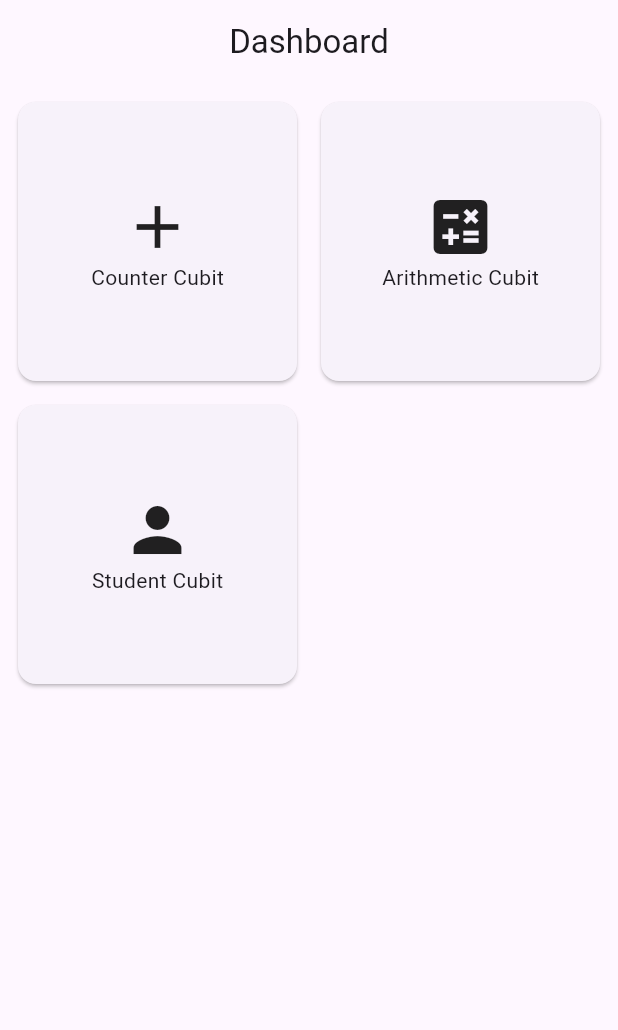
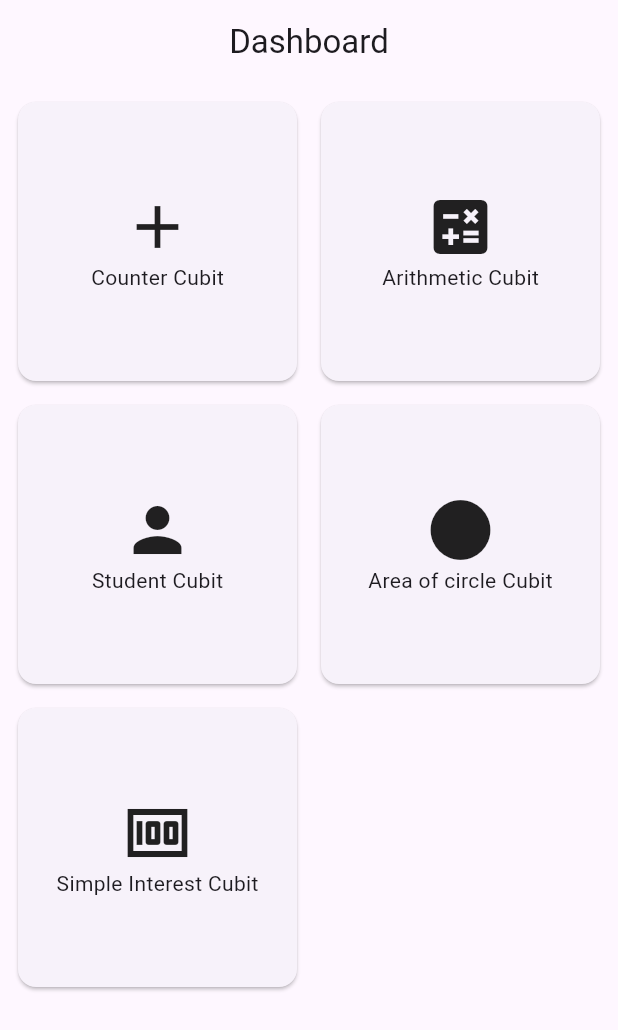
Before and after one commit to sujina21/Bloc_starter, a Flutter app: the screen it shows after launch, on a phone screen of 412 x 824 dp. Shown: the top 1030 px of the screen. Run offline on Flutter 3.47's test engine with Material 3 defaults, Android fonts, the phone set to English and light mode, and no system bars; our stand-ins replace equatable, flutter_bloc.

Commit message:
added area of circle and simple interest

```diff
--- a/lib/app.dart
+++ b/lib/app.dart
@@ -1,6 +1,8 @@
+import 'package:bloc_test/cubit/area_of_circle_cubit.dart';
 import 'package:bloc_test/cubit/arithmetic_cubit.dart';
 import 'package:bloc_test/cubit/counter_cubit.dart';
 import 'package:bloc_test/cubit/dashboard_cubit.dart';
+import 'package:bloc_test/cubit/simple_interest_cubit.dart';
 import 'package:bloc_test/cubit/student_cubit.dart';
 import 'package:bloc_test/view/dashboard_view.dart';
 import 'package:flutter/material.dart';
@@ -16,11 +18,15 @@ class App extends StatelessWidget {
           BlocProvider(create: (context) => CounterCubit()),
           BlocProvider(create: (context) => ArithmeticCubit()),
           BlocProvider(create: (context) => StudentCubit()),
+          BlocProvider(create: (context) => AreaOfCircleCubit()),
+          BlocProvider(create: (context) => SimpleInterestCubit()),
           BlocProvider(
             create: (context) => DashboardCubit(
               context.read<CounterCubit>(),
               context.read<ArithmeticCubit>(),
               context.read<StudentCubit>(),
+              context.read<AreaOfCircleCubit>(),
+              context.read<SimpleInterestCubit>(),
             ),
           )
         ],
@@ -29,5 +35,12 @@ class App extends StatelessWidget {
           title: 'Flutter BloC',
           home: DashboardView(),
         ));
+
+    // return BlocProvider(
+    //   create: (context) => SimpleInterestCubit(),
+    //   child: MaterialApp(
+    //     home: SimpleInterestView(),
+    //   ),
+    // );
   }
 }
--- /dev/null
+++ b/lib/cubit/area_of_circle_cubit.dart
@@ -0,0 +1,9 @@
+import 'package:flutter_bloc/flutter_bloc.dart';
+
+class AreaOfCircleCubit extends Cubit<double> {
+  AreaOfCircleCubit() : super(0);
+
+  void calculateArea(double radius) {
+    emit(3.14 * radius * radius);
+  }
+}
--- a/lib/cubit/dashboard_cubit.dart
+++ b/lib/cubit/dashboard_cubit.dart
@@ -1,8 +1,12 @@
+import 'package:bloc_test/cubit/area_of_circle_cubit.dart';
 import 'package:bloc_test/cubit/arithmetic_cubit.dart';
 import 'package:bloc_test/cubit/counter_cubit.dart';
+import 'package:bloc_test/cubit/simple_interest_cubit.dart';
 import 'package:bloc_test/cubit/student_cubit.dart';
-import 'package:bloc_test/view/arithmetic_cubit_view.dart';
+import 'package:bloc_test/view/area_of_circle_view.dart';
+import 'package:bloc_test/view/arithemetic_cubit_view.dart';
 import 'package:bloc_test/view/counter_cubit_view.dart';
+import 'package:bloc_test/view/simple_interest_view.dart';
 import 'package:bloc_test/view/student_cubit_view.dart';
 import 'package:flutter/material.dart';
 import 'package:flutter_bloc/flutter_bloc.dart';
@@ -12,11 +16,15 @@ class DashboardCubit extends Cubit<void> {
     this._counterCubit,
     this._arithmeticCubit,
     this._studentCubit,
+    this._areaOfCircleCubit,
+    this._interestCubit,
   ) : super(null);
 
   final CounterCubit _counterCubit;
   final ArithmeticCubit _arithmeticCubit;
   final StudentCubit _studentCubit;
+  final AreaOfCircleCubit _areaOfCircleCubit;
+  final SimpleInterestCubit _interestCubit;
 
   void openCounterView(BuildContext context) {
     Navigator.push(
@@ -43,6 +51,23 @@ class DashboardCubit extends Cubit<void> {
         builder: (_) => StudentCubitView(),
       ),
     );
+  }
 
+  void openAreaOfCircleView(BuildContext context) {
+    Navigator.push(
+      context,
+      MaterialPageRoute(
+        builder: (_) => AreaOfCircleView(),
+      ),
+    );
+  }
+
+  void openSimpleInterestView(BuildContext context) {
+    Navigator.push(
+      context,
+      MaterialPageRoute(
+        builder: (_) => SimpleInterestView(),
+      ),
+    );
   }
 }
--- /dev/null
+++ b/lib/cubit/simple_interest_cubit.dart
@@ -0,0 +1,9 @@
+import 'package:flutter_bloc/flutter_bloc.dart';
+
+class SimpleInterestCubit extends Cubit<double> {
+  SimpleInterestCubit() : super(0);
+
+  void calculateInterest(double principal, double rate, double time) {
+    emit((principal * rate * time) / 100);
+  }
+}
--- a/lib/view/dashboard_view.dart
+++ b/lib/view/dashboard_view.dart
@@ -62,6 +62,36 @@ class DashboardView extends StatelessWidget {
               ),
             ),
           ),
+          Card(
+            child: InkWell(
+              onTap: () {
+                context.read<DashboardCubit>().openAreaOfCircleView(context);
+              },
+              child: Column(
+                mainAxisAlignment: MainAxisAlignment.center,
+                children: const <Widget>[
+                  Icon(Icons.circle, size: 48),
+                  Text('Area of circle Cubit'),
+                ],
+              ),
+            ),
+          ),
+
+           Card(
+            child: InkWell(
+              onTap: () {
+                context.read<DashboardCubit>().openSimpleInterestView(context);
+              },
+              child: Column(
+                mainAxisAlignment: MainAxisAlignment.center,
+                children: const <Widget>[
+                  Icon(Icons.money, size: 48),
+                  Text('Simple Interest Cubit'),
+                ],
+              ),
+            ),
+          ),
+
         ],
       ),
     );
```
Also changed, not shown: lib/view/area_of_circle_view.dart (added, +36 -0 lines), lib/view/simple_interest_view.dart (added, +81 -0 lines), lib/view/arithemetic_cubit_view.dart (renamed from lib/view/arithmetic_cubit_view.dart). Lines whose indentation alone changed are shown as unchanged.
